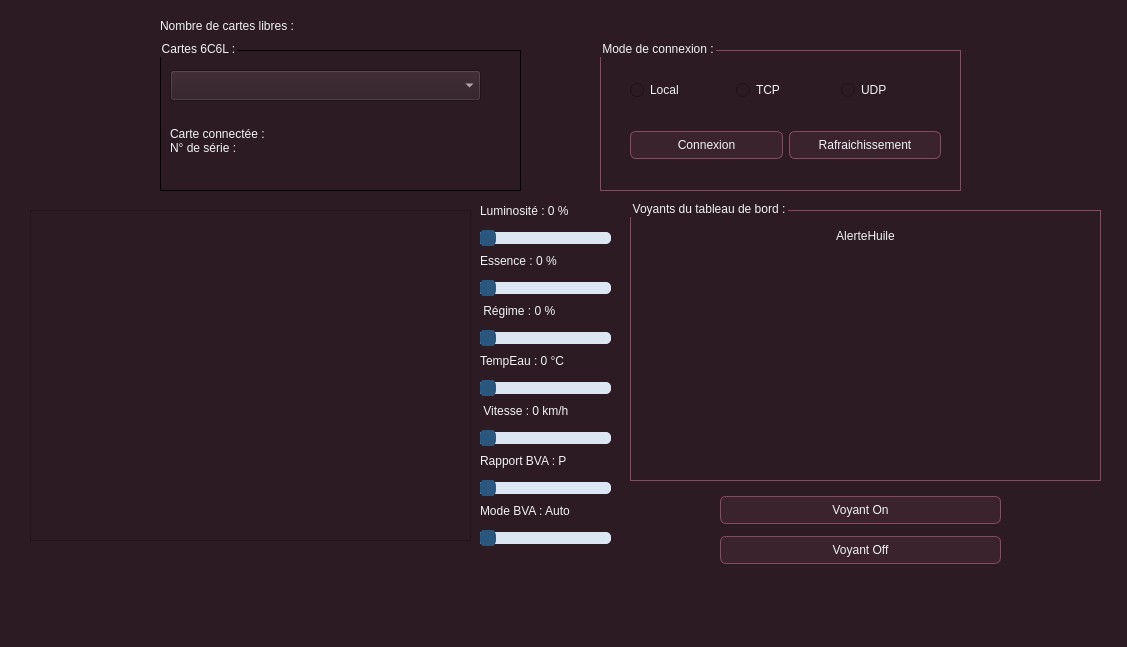
First picture: the form in mainwindow.ui, repository Kuro-Ex/Mini_Projet_Diag, before the edit.
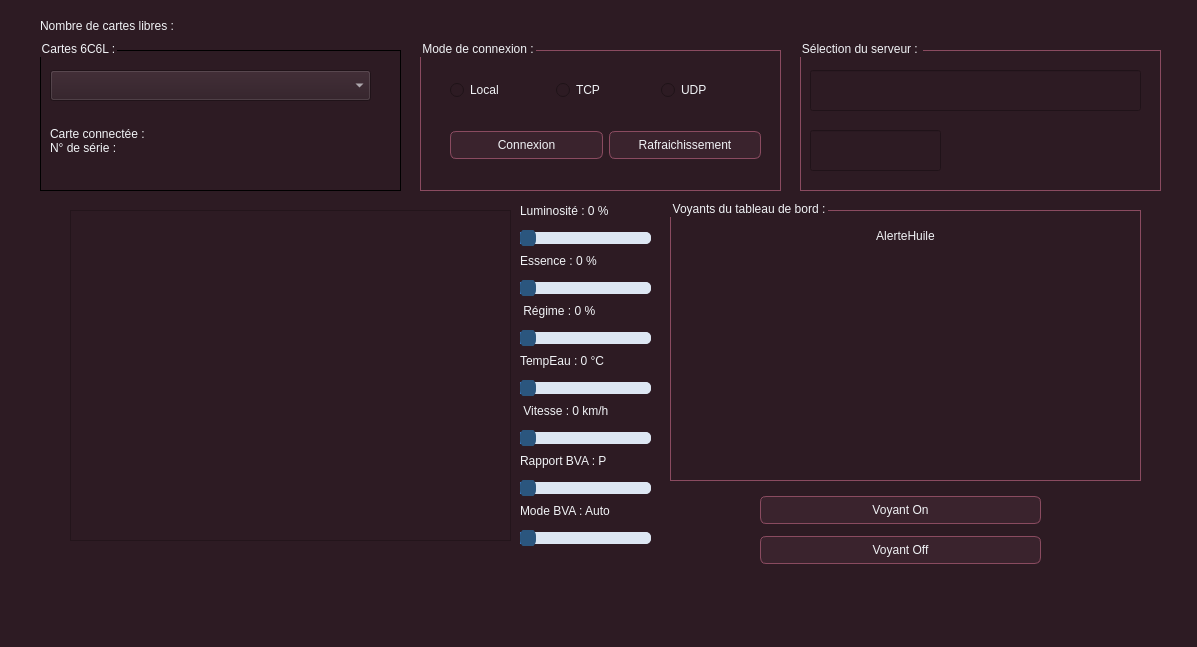
Second picture: the form after the edit. Icons and pictures are not drawn.

Commit message: rajout du chois du serveur avec lequel on veut se connecter

```diff
--- a/mainwindow.ui
+++ b/mainwindow.ui
@@ -6,7 +6,7 @@
    <rect>
     <x>0</x>
     <y>0</y>
-    <width>1127</width>
+    <width>1197</width>
     <height>647</height>
    </rect>
   </property>
@@ -113,7 +113,7 @@
    <widget class="QGroupBox" name="groupBox">
     <property name="geometry">
      <rect>
-      <x>160</x>
+      <x>40</x>
       <y>40</y>
       <width>361</width>
       <height>151</height>
@@ -131,7 +131,7 @@
       <rect>
        <x>10</x>
        <y>30</y>
-       <width>311</width>
+       <width>321</width>
        <height>31</height>
       </rect>
      </property>
@@ -160,7 +160,7 @@
    <widget class="QLabel" name="nbCartes">
     <property name="geometry">
      <rect>
-      <x>160</x>
+      <x>40</x>
       <y>10</y>
       <width>331</width>
       <height>31</height>
@@ -176,7 +176,7 @@
    <widget class="QListView" name="listView">
     <property name="geometry">
      <rect>
-      <x>30</x>
+      <x>70</x>
       <y>210</y>
       <width>441</width>
       <height>331</height>
@@ -186,7 +186,7 @@
    <widget class="QSlider" name="sliderRegime">
     <property name="geometry">
      <rect>
-      <x>480</x>
+      <x>520</x>
       <y>330</y>
       <width>131</width>
       <height>16</height>
@@ -202,7 +202,7 @@
    <widget class="QSlider" name="sliderVitesse">
     <property name="geometry">
      <rect>
-      <x>480</x>
+      <x>520</x>
       <y>430</y>
       <width>131</width>
       <height>16</height>
@@ -218,7 +218,7 @@
    <widget class="QSlider" name="sliderEssence">
     <property name="geometry">
      <rect>
-      <x>480</x>
+      <x>520</x>
       <y>280</y>
       <width>131</width>
       <height>16</height>
@@ -231,7 +231,7 @@
    <widget class="QSlider" name="sliderTempEau">
     <property name="geometry">
      <rect>
-      <x>480</x>
+      <x>520</x>
       <y>380</y>
       <width>131</width>
       <height>16</height>
@@ -247,7 +247,7 @@
    <widget class="QSlider" name="sliderRapportBVA">
     <property name="geometry">
      <rect>
-      <x>480</x>
+      <x>520</x>
       <y>480</y>
       <width>131</width>
       <height>16</height>
@@ -263,7 +263,7 @@
    <widget class="QSlider" name="sliderModeBVA">
     <property name="geometry">
      <rect>
-      <x>480</x>
+      <x>520</x>
       <y>530</y>
       <width>131</width>
       <height>16</height>
@@ -279,7 +279,7 @@
    <widget class="QLabel" name="labelRegime">
     <property name="geometry">
      <rect>
-      <x>480</x>
+      <x>520</x>
       <y>300</y>
       <width>161</width>
       <height>21</height>
@@ -295,7 +295,7 @@
    <widget class="QLabel" name="labelEssence">
     <property name="geometry">
      <rect>
-      <x>480</x>
+      <x>520</x>
       <y>250</y>
       <width>151</width>
       <height>21</height>
@@ -311,7 +311,7 @@
    <widget class="QLabel" name="labelVitesse">
     <property name="geometry">
      <rect>
-      <x>480</x>
+      <x>520</x>
       <y>400</y>
       <width>161</width>
       <height>21</height>
@@ -327,7 +327,7 @@
    <widget class="QLabel" name="labelRapportBVA">
     <property name="geometry">
      <rect>
-      <x>480</x>
+      <x>520</x>
       <y>450</y>
       <width>161</width>
       <height>21</height>
@@ -343,7 +343,7 @@
    <widget class="QLabel" name="labelTempEau">
     <property name="geometry">
      <rect>
-      <x>480</x>
+      <x>520</x>
       <y>350</y>
       <width>161</width>
       <height>21</height>
@@ -359,7 +359,7 @@
    <widget class="QLabel" name="labelModeBVA">
     <property name="geometry">
      <rect>
-      <x>480</x>
+      <x>520</x>
       <y>500</y>
       <width>171</width>
       <height>21</height>
@@ -375,7 +375,7 @@
    <widget class="QSlider" name="sliderLuminosite">
     <property name="geometry">
      <rect>
-      <x>480</x>
+      <x>520</x>
       <y>230</y>
       <width>131</width>
       <height>16</height>
@@ -391,7 +391,7 @@
    <widget class="QLabel" name="labelLuminosite">
     <property name="geometry">
      <rect>
-      <x>480</x>
+      <x>520</x>
       <y>200</y>
       <width>131</width>
       <height>21</height>
@@ -407,7 +407,7 @@
    <widget class="QGroupBox" name="groupBox_3">
     <property name="geometry">
      <rect>
-      <x>630</x>
+      <x>670</x>
       <y>200</y>
       <width>471</width>
       <height>281</height>
@@ -868,7 +868,7 @@
    <widget class="QGroupBox" name="groupBox_2">
     <property name="geometry">
      <rect>
-      <x>600</x>
+      <x>420</x>
       <y>40</y>
       <width>361</width>
       <height>151</height>
@@ -947,7 +947,7 @@
    <widget class="QWidget" name="verticalLayoutWidget_2">
     <property name="geometry">
      <rect>
-      <x>720</x>
+      <x>760</x>
       <y>490</y>
       <width>281</width>
       <height>80</height>
@@ -976,6 +976,42 @@
      </item>
     </layout>
    </widget>
+   <widget class="QGroupBox" name="groupBox_4">
+    <property name="geometry">
+     <rect>
+      <x>800</x>
+      <y>40</y>
+      <width>361</width>
+      <height>151</height>
+     </rect>
+    </property>
+    <property name="styleSheet">
+     <string notr="true">font: 12pt &quot;Sitka Banner Semibold&quot;;</string>
+    </property>
+    <property name="title">
+     <string>Sélection du serveur : </string>
+    </property>
+    <widget class="QLineEdit" name="ipServer">
+     <property name="geometry">
+      <rect>
+       <x>10</x>
+       <y>30</y>
+       <width>331</width>
+       <height>41</height>
+      </rect>
+     </property>
+    </widget>
+    <widget class="QLineEdit" name="portServer">
+     <property name="geometry">
+      <rect>
+       <x>10</x>
+       <y>90</y>
+       <width>131</width>
+       <height>41</height>
+      </rect>
+     </property>
+    </widget>
+   </widget>
   </widget>
   <widget class="QMenuBar" name="menubar">
    <property name="geometry">
```
Left out of the diff: 38 changed lines with no effect on the pictures. The commit also changes 190 other files.
